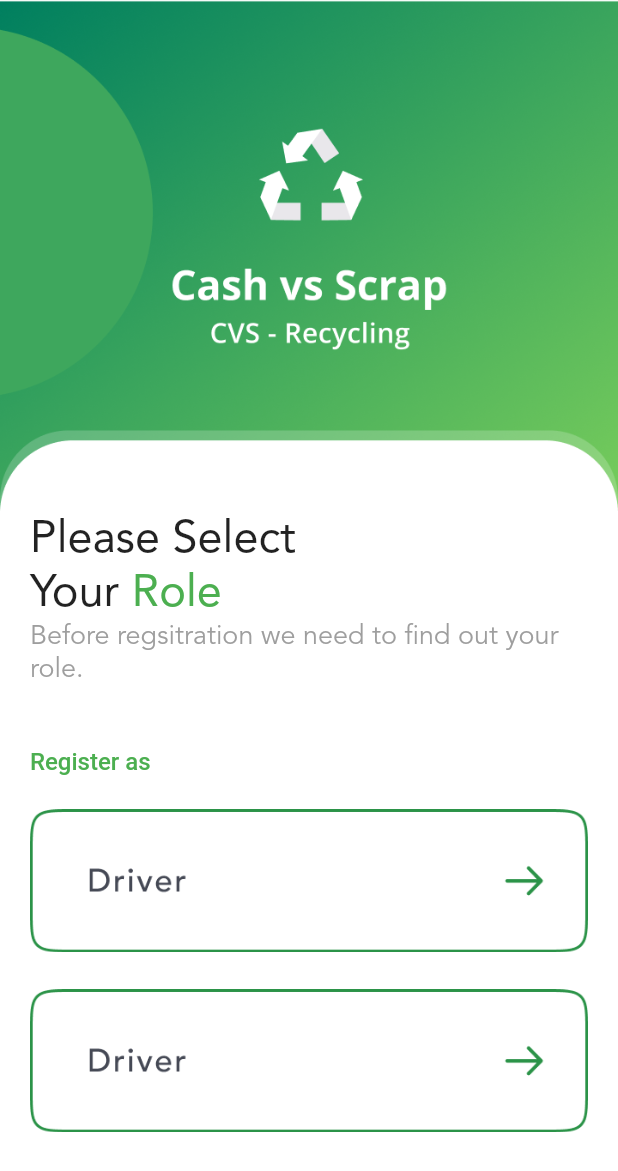
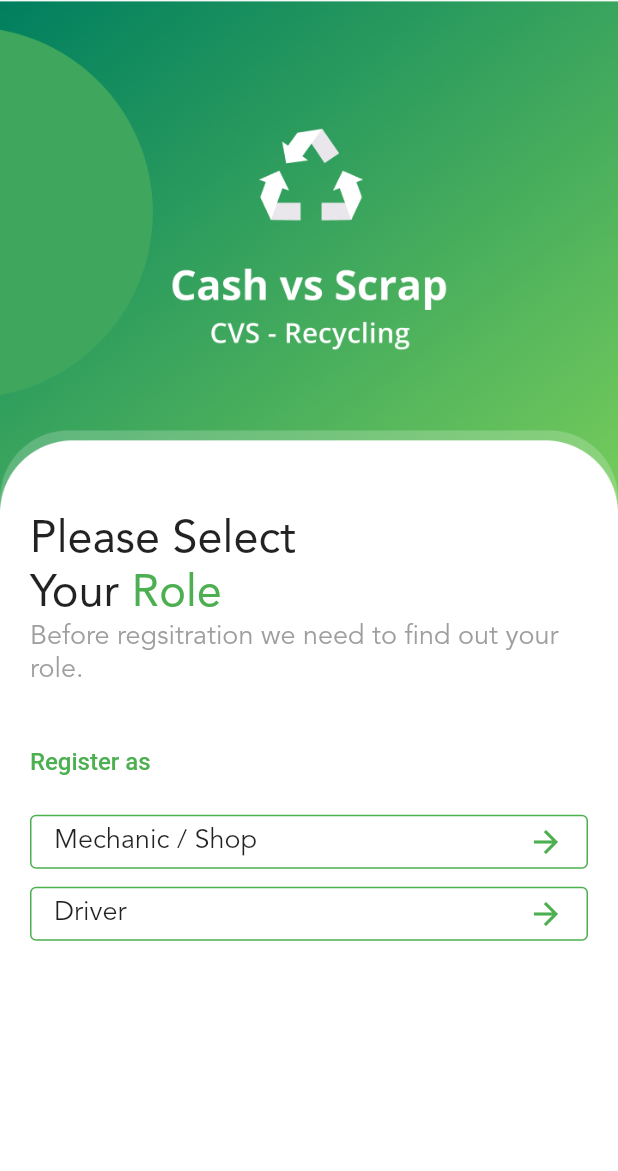
Before and after one commit to obaidak407/cvs-Mobile-Application, a Flutter app: the screen it shows after launch, on a phone screen of 412 x 824 dp. Shown: the top 1171 px of the screen. Run offline on Flutter 3.47's test engine with Material 2 defaults, Android fonts, the phone set to English and light mode, and no system bars.

Commit message:
button Changes
Created an Outlined Button for redirection

```diff
--- a/lib/selectuserrole.dart
+++ b/lib/selectuserrole.dart
@@ -8,7 +8,7 @@ class SelectUserRole extends StatelessWidget {
 
       backgroundColor: Colors.white,
       body:
-
+          SingleChildScrollView(child:
       Column(
         mainAxisAlignment: MainAxisAlignment.start,
         children: [
@@ -69,19 +69,50 @@ class SelectUserRole extends StatelessWidget {
                   ),
                 ),
                 SizedBox(height: 20,),
-                InkWell(
-                  onTap: (){
+                OutlinedButton(onPressed: () => key,
+                    style: OutlinedButton.styleFrom(
+                      foregroundColor: Colors.green,
 
-                  },
-                  child: Ink.image(image: AssetImage('assets/images/driver.png'),
-                    height:100 ,)
-                ),
-                SizedBox(height: 20,),
-                InkWell(
-                    onTap: (){},
-                    child: Ink.image(image: AssetImage('assets/images/driver.png'),
-                      height:100 ,)
-                )
+                      side: BorderSide(color:Colors.green,width: 1 )
+                    ),
+                    child: Padding(padding: EdgeInsets.symmetric(vertical: 3),
+                      child:
+                      Row(
+                        mainAxisAlignment: MainAxisAlignment.spaceBetween,
+                        children: [
+                          Text("Mechanic / Shop", style: TextStyle(
+                            fontFamily: 'Avenir Book',
+                            color: Colors.black87,
+                            fontSize: 18,
+                          )),
+                          Icon(
+                              Icons.arrow_forward
+                          )
+                        ],
+                      )),
+                      ),
+                OutlinedButton(onPressed: () => key,
+                    style: OutlinedButton.styleFrom(
+                      foregroundColor: Colors.green,
+
+                      side: BorderSide(color:Colors.green,width: 1 )
+                    ),
+                    child: Padding(padding: EdgeInsets.symmetric(vertical: 3),
+                      child:
+                      Row(
+                        mainAxisAlignment: MainAxisAlignment.spaceBetween,
+                        children: [
+                          Text("Driver", style: TextStyle(
+                            fontFamily: 'Avenir Book',
+                            color: Colors.black87,
+                            fontSize: 18,
+                          )),
+                          Icon(
+                              Icons.arrow_forward
+                          )
+                        ],
+                      )),
+                      ),
 
 
 
@@ -93,6 +124,7 @@ class SelectUserRole extends StatelessWidget {
 
         ],
       )
+            ,)
     );
   }
 }
```
